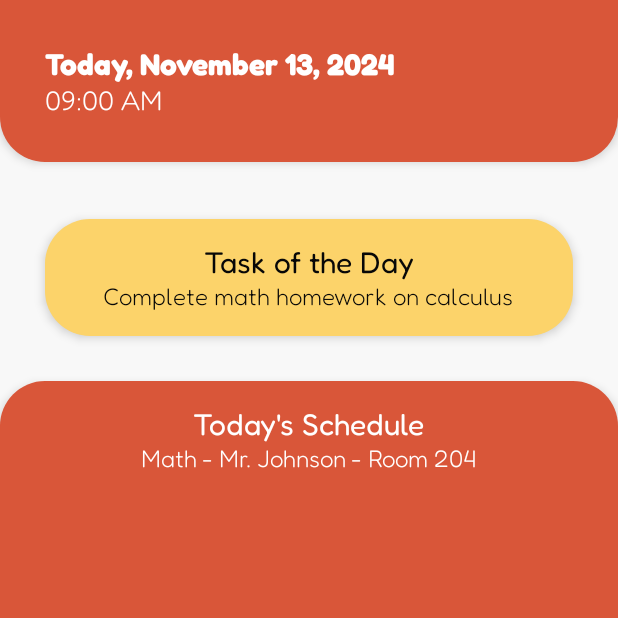
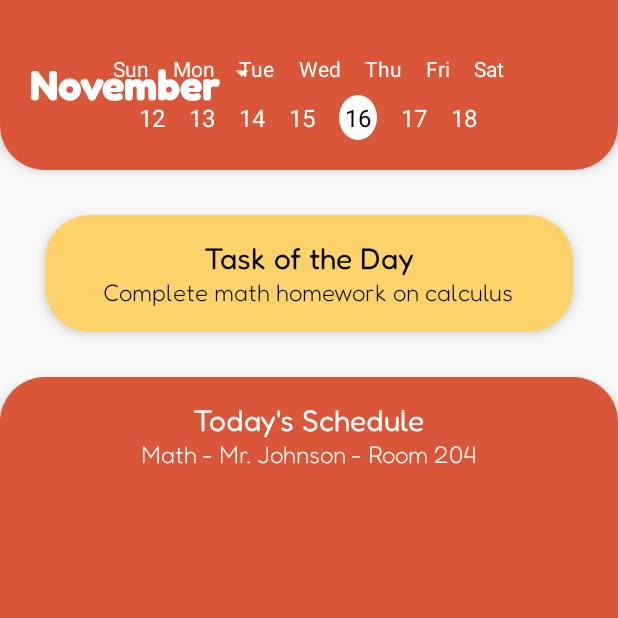
Before and after one commit to year-3-projects-cti/MDAD, an Android app: the screen it shows after launch (MainActivity), on a phone screen of 412 x 824 dp, the top half of it. Run offline under Robolectric (Android 15) with nearby library versions, the phone set to English and light mode, and no system bars.

```diff
--- a/app/src/main/java/com/example/taskit/MainActivity.kt
+++ b/app/src/main/java/com/example/taskit/MainActivity.kt
@@ -1,23 +1,29 @@
 package com.example.taskit
 
 import android.os.Bundle
+import android.widget.TextView
 import androidx.appcompat.app.AppCompatActivity
-import androidx.core.view.ViewCompat
-import androidx.core.view.WindowCompat
-import androidx.core.view.WindowInsetsCompat
+import java.text.SimpleDateFormat
+import java.util.*
 
 class MainActivity : AppCompatActivity() {
     override fun onCreate(savedInstanceState: Bundle?) {
         super.onCreate(savedInstanceState)
-        // Set edge-to-edge layout
-        WindowCompat.setDecorFitsSystemWindows(window, false)
         setContentView(R.layout.activity_main)
 
-        // Apply window insets to allow the layout to extend into system bars (status and navigation bars)
-        ViewCompat.setOnApplyWindowInsetsListener(findViewById(R.id.main)) { view, insets ->
-            val systemBars = insets.getInsets(WindowInsetsCompat.Type.systemBars())
-            view.setPadding(systemBars.left, systemBars.top, systemBars.right, systemBars.bottom)
-            insets
-        }
+        // Set the month title to the current month
+        val monthTitle = findViewById<TextView>(R.id.month_title)
+        val calendar = Calendar.getInstance()
+        val monthFormat = SimpleDateFormat("MMMM", Locale.getDefault())
+        monthTitle.text = monthFormat.format(calendar.time)
+
+        // Highlight the current date
+        highlightCurrentDate(calendar.get(Calendar.DAY_OF_MONTH))
+    }
+
+    private fun highlightCurrentDate(currentDay: Int) {
+        // This function should dynamically create the TextViews for each day
+        // and set the style for the current day based on `currentDay` parameter.
+        // Implement this with a loop that generates date views as shown in the XML.
     }
 }
--- /dev/null
+++ b/app/src/main/res/drawable/circle_shape.xml
@@ -0,0 +1,5 @@
+<!-- res/drawable/circle_background.xml -->
+<shape xmlns:android="http://schemas.android.com/apk/res/android"
+    android:shape="oval">
+    <solid android:color="#FFFFFF" /> <!-- White background or replace with your desired color -->
+</shape>
--- /dev/null
+++ b/app/src/main/res/drawable/ic_arrow_down.xml
@@ -0,0 +1,10 @@
+<!-- res/drawable/ic_arrow_down.xml -->
+<vector xmlns:android="http://schemas.android.com/apk/res/android"
+    android:width="24dp"
+    android:height="24dp"
+    android:viewportWidth="24"
+    android:viewportHeight="24">
+    <path
+        android:fillColor="#FFFFFF"
+    android:pathData="M7,10l5,5 5,-5z"/>
+</vector>
--- a/app/src/main/res/layout/activity_main.xml
+++ b/app/src/main/res/layout/activity_main.xml
@@ -1,49 +1,94 @@
 <?xml version="1.0" encoding="utf-8"?>
 <LinearLayout
     xmlns:android="http://schemas.android.com/apk/res/android"
+    xmlns:app="http://schemas.android.com/apk/res-auto"
     android:layout_width="match_parent"
     android:layout_height="match_parent"
     android:id="@+id/main"
     android:orientation="vertical"
-    android:background="#f8f8f8"
-    >
+    android:background="#f8f8f8">
 
     <!-- Top Section: Calendar (Current Date, Time etc.) -->
-
-    <!-- Mid Section: Task of the Day (Title and very short description) -->
-    <LinearLayout
+    <RelativeLayout
         android:id="@+id/top_section"
         android:layout_width="match_parent"
         android:layout_height="wrap_content"
-        android:layout_gravity="center"
-        android:layout_marginBottom="8dp"
         android:background="@drawable/top_shape"
         android:backgroundTint="@color/orange"
         android:elevation="4dp"
-        android:orientation="vertical"
-        android:padding="30dp">
+        android:padding="20dp">
 
-
-        <TextView
-            android:id="@+id/calendar_date"
+        <!-- Month Title with Dropdown Arrow -->
+        <LinearLayout
             android:layout_width="wrap_content"
             android:layout_height="wrap_content"
-            android:fontFamily="@font/fredoka_bold"
-            android:text="Today, November 13, 2024"
-            android:textColor="#ffffff"
-            android:textSize="20sp" />
+            android:orientation="horizontal"
+            android:layout_alignParentStart="true"
+            android:layout_centerVertical="true">
 
-        <TextView
-            android:id="@+id/calendar_time"
-            android:layout_width="wrap_content"
+            <TextView
+                android:id="@+id/month_title"
+                android:layout_width="wrap_content"
+                android:layout_height="wrap_content"
+                android:fontFamily="@font/fredoka_bold"
+                android:text="March"
+                android:textColor="#ffffff"
+                android:textSize="28sp" />
+
+            <ImageView
+                android:layout_width="20dp"
+                android:layout_height="20dp"
+                android:src="@drawable/ic_arrow_down"
+                android:layout_marginStart="4dp"
+                android:contentDescription="Dropdown arrow"
+                app:tint="#ffffff" />
+        </LinearLayout>
+
+        <!-- Days of the Week -->
+        <LinearLayout
+            android:id="@+id/days_of_week"
+            android:layout_width="match_parent"
             android:layout_height="wrap_content"
-            android:fontFamily="@font/fredoka_light"
-            android:text="09:00 AM"
-            android:textColor="#ffffff"
-            android:textSize="18sp" />
+            android:orientation="horizontal"
+            android:gravity="center_horizontal"
+            android:layout_marginTop="16dp"
+            android:paddingStart="16dp"
+            android:paddingEnd="16dp">
 
-    </LinearLayout>
+            <!-- Day names (e.g., Sun, Mon, etc.) -->
+            <TextView android:text="Sun" style="@style/DayOfWeekStyle" />
+            <TextView android:text="Mon" style="@style/DayOfWeekStyle" />
+            <TextView android:text="Tue" style="@style/DayOfWeekStyle" />
+            <TextView android:text="Wed" style="@style/DayOfWeekStyle" />
+            <TextView android:text="Thu" style="@style/DayOfWeekStyle" />
+            <TextView android:text="Fri" style="@style/DayOfWeekStyle" />
+            <TextView android:text="Sat" style="@style/DayOfWeekStyle" />
+        </LinearLayout>
 
+        <!-- Dates -->
+        <LinearLayout
+            android:id="@+id/dates"
+            android:layout_below="@id/days_of_week"
+            android:layout_width="match_parent"
+            android:layout_height="wrap_content"
+            android:orientation="horizontal"
+            android:gravity="center_horizontal"
+            android:layout_marginTop="8dp"
+            android:paddingStart="16dp"
+            android:paddingEnd="16dp">
+
+            <!-- Date TextViews (replace with dynamic content) -->
+            <TextView android:text="12" style="@style/DateStyle" />
+            <TextView android:text="13" style="@style/DateStyle" />
+            <TextView android:text="14" style="@style/DateStyle" />
+            <TextView android:text="15" style="@style/DateStyle" />
+            <TextView android:text="16" style="@style/HighlightedDateStyle" /> <!-- Highlighted date -->
+            <TextView android:text="17" style="@style/DateStyle" />
+            <TextView android:text="18" style="@style/DateStyle" />
+        </LinearLayout>
+    </RelativeLayout>
+
+    <!-- Mid Section: Task of the Day (Title and very short description) -->
     <LinearLayout
         android:id="@+id/mid_section"
         android:layout_width="match_parent"
--- /dev/null
+++ b/app/src/main/res/values/styles.xml
@@ -0,0 +1,38 @@
+<resources>
+
+    <!-- Day of the Week Style -->
+    <style name="DayOfWeekStyle">
+        <item name="android:layout_width">wrap_content</item>
+        <item name="android:layout_height">wrap_content</item>
+        <item name="android:textColor">@android:color/white</item>
+        <item name="android:textSize">14sp</item>
+        <item name="android:layout_marginStart">8dp</item>
+        <item name="android:layout_marginEnd">8dp</item>
+        <item name="android:fontFamily">@font/fredoka</item>
+    </style>
+
+    <!-- Date Style -->
+    <style name="DateStyle">
+        <item name="android:layout_width">wrap_content</item>
+        <item name="android:layout_height">wrap_content</item>
+        <item name="android:textColor">@android:color/white</item>
+        <item name="android:textSize">16sp</item>
+        <item name="android:layout_marginStart">8dp</item>
+        <item name="android:layout_marginEnd">8dp</item>
+        <item name="android:fontFamily">@font/fredoka</item>
+    </style>
+
+    <!-- Highlighted Date Style -->
+    <style name="HighlightedDateStyle">
+        <item name="android:layout_width">wrap_content</item>
+        <item name="android:layout_height">wrap_content</item>
+        <item name="android:textColor">@android:color/black</item>
+        <item name="android:background">@drawable/circle_shape</item>
+        <item name="android:textSize">16sp</item>
+        <item name="android:layout_marginStart">8dp</item>
+        <item name="android:layout_marginEnd">8dp</item>
+        <item name="android:padding">4dp</item>
+        <item name="android:fontFamily">@font/fredoka</item>
+    </style>
+
+</resources>
```
